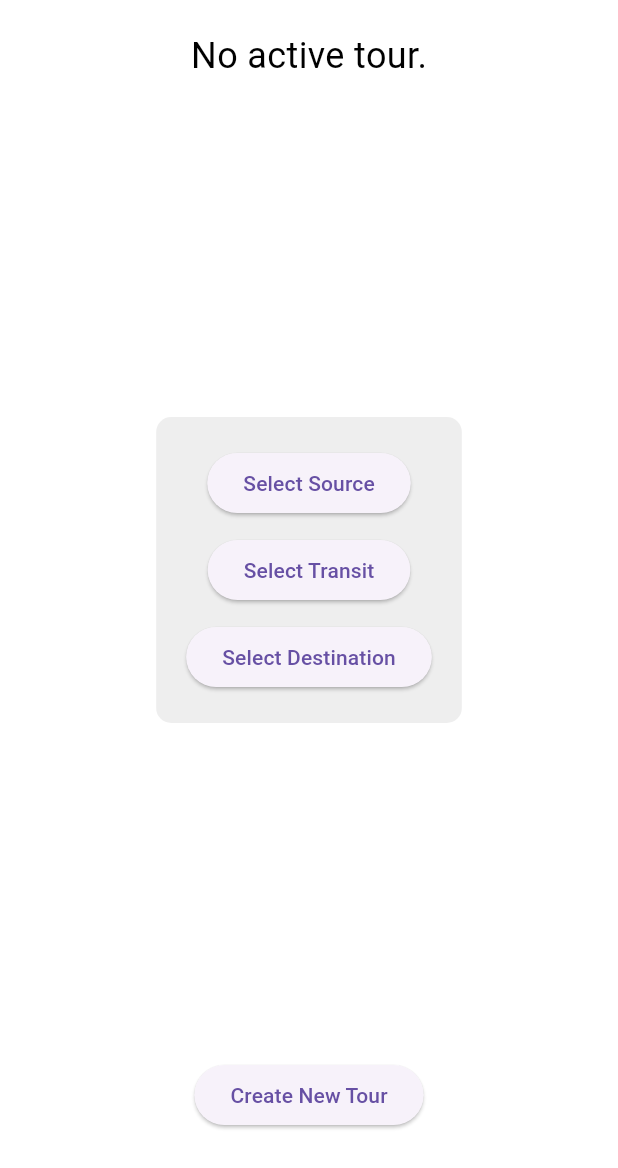
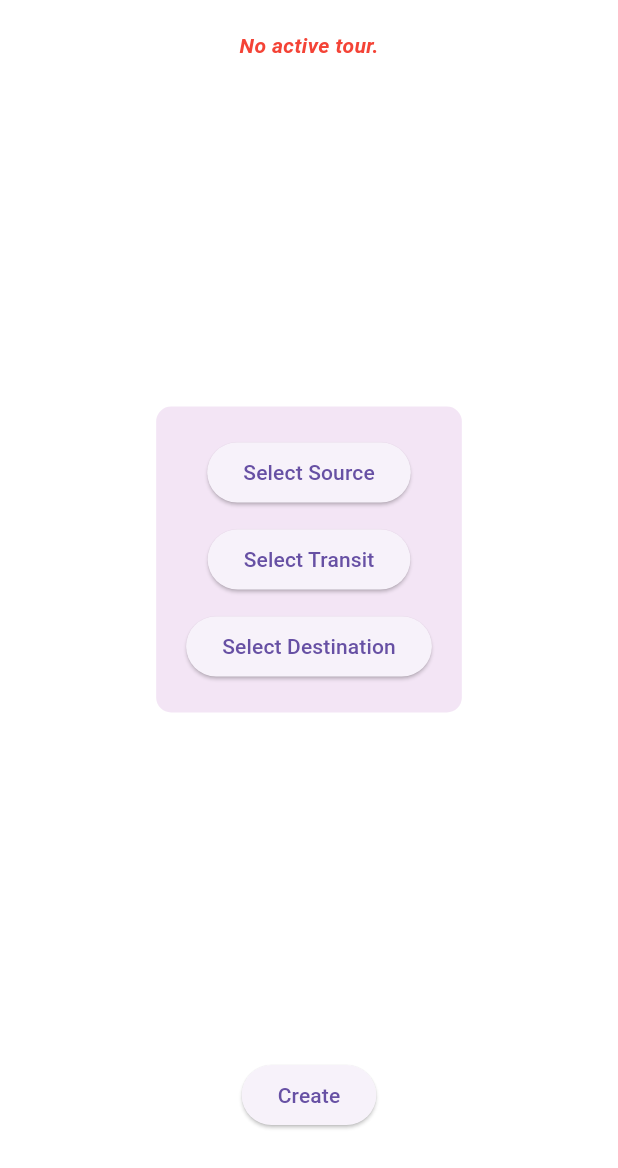
Before and after one commit to Ashish-Pandey62/YatraMate, a Flutter app: the TravelPage screen opened directly, on a phone screen of 412 x 824 dp. Shown: the top 1168 px of the screen. Run offline on Flutter 3.47's test engine with Material 3 defaults, Android fonts, the phone set to English and light mode, and no system bars; our stand-ins replace basic_utils, connectivity_plus, flutter_dotenv, flutter_map, flutter_secure_storage, font_awesome_flutter and 6 more; missing offline and left inert: dart_jsonwebtoken, flutter_background_service, flutter_ignorebatteryoptimization, flutter_map_dragmarker, jwt_decode, pointycastle and 1 more; accounts and stored records are empty; network calls fail.

Commit message:
travel.dart

```diff
--- a/conductor_app/lib/pages/travel.dart
+++ b/conductor_app/lib/pages/travel.dart
@@ -367,17 +367,20 @@ class _TravelPageState extends State<TravelPage> {
                 child: Text(
                   'No active tour.',
                   style: TextStyle(
-                    fontSize: 24,
-                    color: Color.fromARGB(255, 0, 0, 0),
+                    fontSize: 14,
+                    fontStyle: FontStyle.italic,
+                    color: Colors.red, // Alert or warning style
+                    fontWeight: FontWeight.bold,
                   ),
                 ),
               ),
             ),
+
             Center(
               child: Container(
                 padding: const EdgeInsets.all(20.0),
                 decoration: BoxDecoration(
-                  color: Colors.grey[200],
+                  color: Colors.purple[50],
                   borderRadius: BorderRadius.circular(10),
                 ),
                 child: Column(
@@ -454,7 +457,7 @@ class _TravelPageState extends State<TravelPage> {
 
                   locationService(context);
                 },
-                child: const Text('Create New Tour'),
+                child: const Text('Create'),
               ),
             ),
           ],
```
